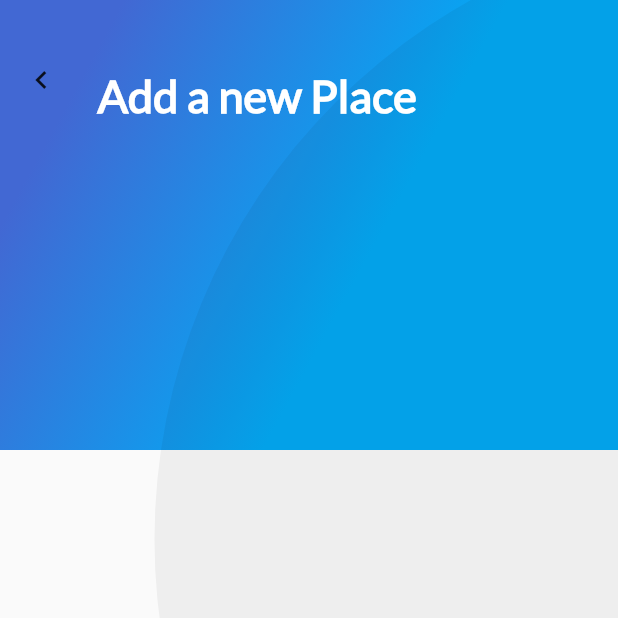
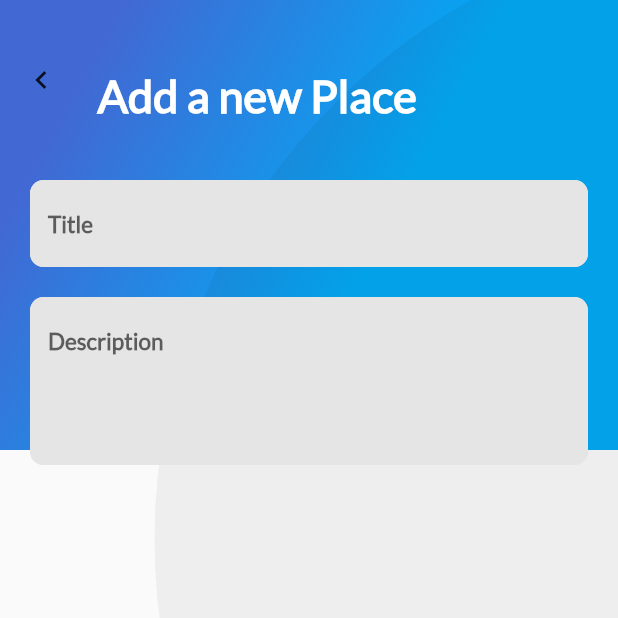
Before and after one commit to TomiHoltz/FlutterPla, a Flutter app: the AddPlaceScreen screen opened directly, on a phone screen of 412 x 824 dp, the top half of it. Run offline on Flutter 3.47's test engine with Material 2 defaults, Android fonts, the light colour scheme and no system bars; our stand-ins replace cloud_firestore, firebase_auth, firebase_core, google_sign_in; missing offline and left inert: generic_bloc_provider; accounts and stored records are empty.

Commit message:
Creamos TextFields genericos y un SafeArea para el Appbar

```diff
--- a/lib/Place/ui/screens/add_place_screen.dart
+++ b/lib/Place/ui/screens/add_place_screen.dart
@@ -2,6 +2,7 @@ import 'dart:io';
 
 import 'package:flutter/material.dart';
 import 'package:flutter_platzi/widgets/gradient_back.dart';
+import 'package:flutter_platzi/widgets/text_input.dart';
 import 'package:flutter_platzi/widgets/title_header.dart';
 
 class AddPlaceScreen extends StatefulWidget {
@@ -19,7 +20,10 @@ class AddPlaceScreen extends StatefulWidget {
 class _AddPlaceScreen extends State<AddPlaceScreen> {
   @override
   Widget build(BuildContext context) {
-    double screenWidth = MediaQuery.of(context).size.width;
+
+    final _controllerTitlePlace = TextEditingController();
+    final _controllerDescriptionPlace = TextEditingController();
+
     return Scaffold(
       body: Stack(
         children: [
@@ -48,6 +52,28 @@ class _AddPlaceScreen extends State<AddPlaceScreen> {
               ))
             ],
           ),
+          Container(
+            margin: EdgeInsets.only(top: 120.0, bottom: 20.0),
+            child: ListView(
+              children: <Widget>[
+                Container(), //Foto
+                Container(//TextField Title
+                  margin: EdgeInsets.only(bottom: 20.0),
+                  child: TextInput(
+                    hintText: "Title",
+                    textInputType: null,
+                    maxLines: 1,
+                    controller: _controllerTitlePlace,
+                  ),
+                ),
+                TextInput(
+                  hintText: "Description",
+                  textInputType: TextInputType.multiline,
+                  maxLines: 4,
+                  controller: _controllerDescriptionPlace)
+              ],
+            ),
+          )
         ],
       ),
     );
--- /dev/null
+++ b/lib/widgets/text_input.dart
@@ -0,0 +1,42 @@
+import 'package:flutter/material.dart';
+
+class TextInput extends StatelessWidget {
+  final String hintText;
+  final TextInputType textInputType;
+  final TextEditingController controller;
+  int maxLines = 1;
+
+  TextInput(
+      {Key key,
+      @required this.hintText,
+      @required this.textInputType,
+      @required this.controller,
+      this.maxLines});
+
+  @override
+  Widget build(BuildContext context) {
+    return Container(
+      padding: EdgeInsets.only(right: 20.0, left: 20.0),
+      child: TextField(
+          controller: controller,
+          keyboardType: textInputType,
+          maxLines: maxLines,
+          style: TextStyle(
+              fontSize: 15.0,
+              fontFamily: "Lato",
+              color: Colors.blueGrey,
+              fontWeight: FontWeight.bold),
+          decoration: InputDecoration(
+              filled: true,
+              fillColor: Color(0xFFe5e5e5),
+              border: InputBorder.none,
+              hintText: hintText,
+              enabledBorder: OutlineInputBorder(
+                  borderSide: BorderSide(color: Color(0xFFe5e5e5)),
+                  borderRadius: BorderRadius.all(Radius.circular(9.0))),
+              focusedBorder: OutlineInputBorder(
+                  borderSide: BorderSide(color: Color(0xFFe5e5e5)),
+                  borderRadius: BorderRadius.all(Radius.circular(9.0))))),
+    );
+  }
+}
```
